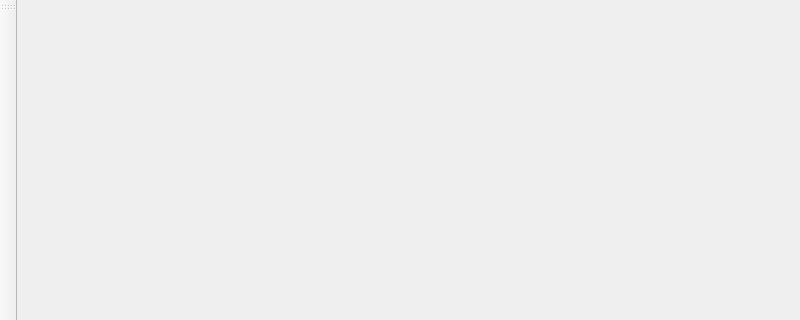
eugesh/GraphPlugin, file plugin/vectorindicatorsboard.ui: the form before one commit; both pictures show x 0 to 800 and y 0 to 320 of the 800 by 600 pixel window.
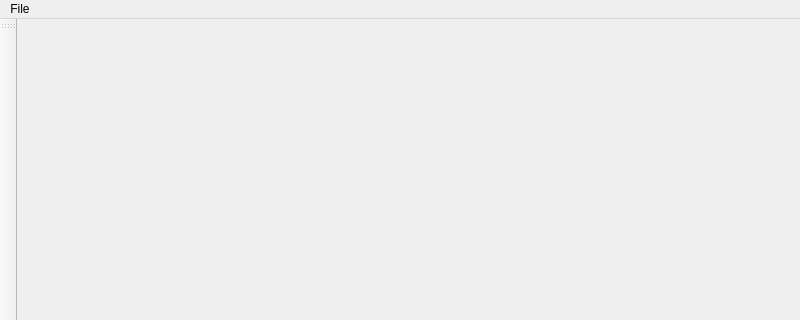
The form after the commit.

Commit message:
Arrow indicator: read JSON
issue: 46

What changed in the file:
```diff
--- a/plugin/vectorindicatorsboard.ui
+++ b/plugin/vectorindicatorsboard.ui
@@ -23,6 +23,14 @@
      <height>22</height>
     </rect>
    </property>
+   <widget class="QMenu" name="menuJSON">
+    <property name="title">
+     <string>File</string>
+    </property>
+    <addaction name="actionSaveJson"/>
+    <addaction name="actionRemoveJson"/>
+   </widget>
+   <addaction name="menuJSON"/>
   </widget>
   <widget class="QStatusBar" name="statusbar"/>
   <widget class="QToolBar" name="toolBar">
```
Left out of the diff: 10 changed lines with no effect on the pictures. The commit also changes 3 other files.
